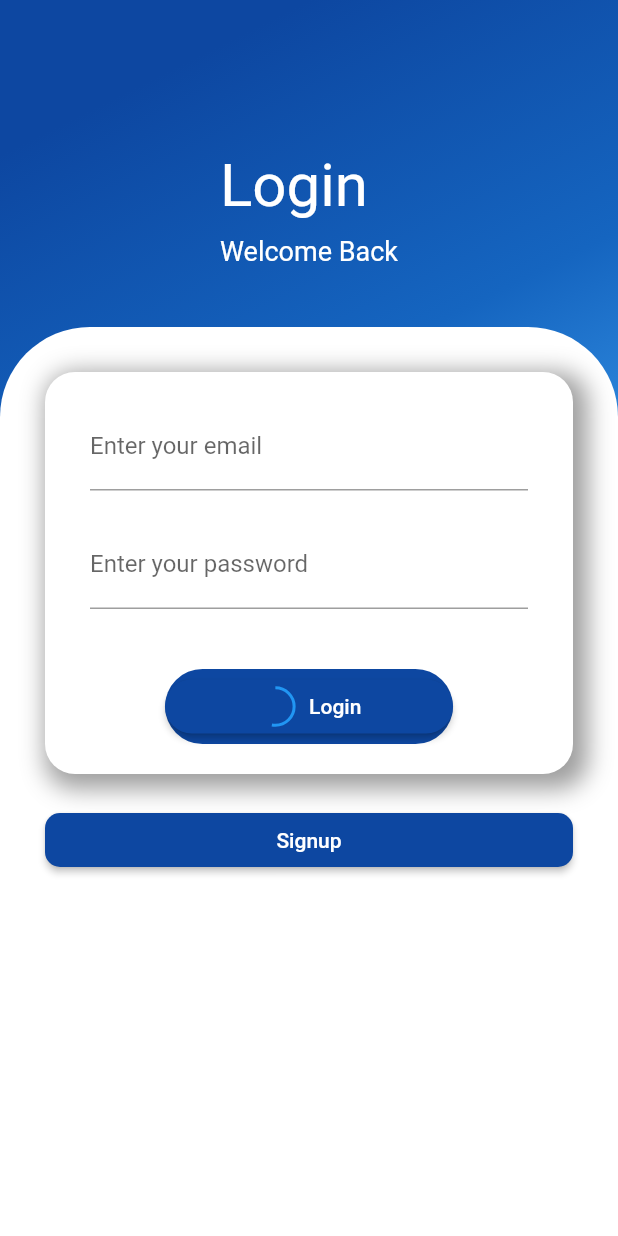
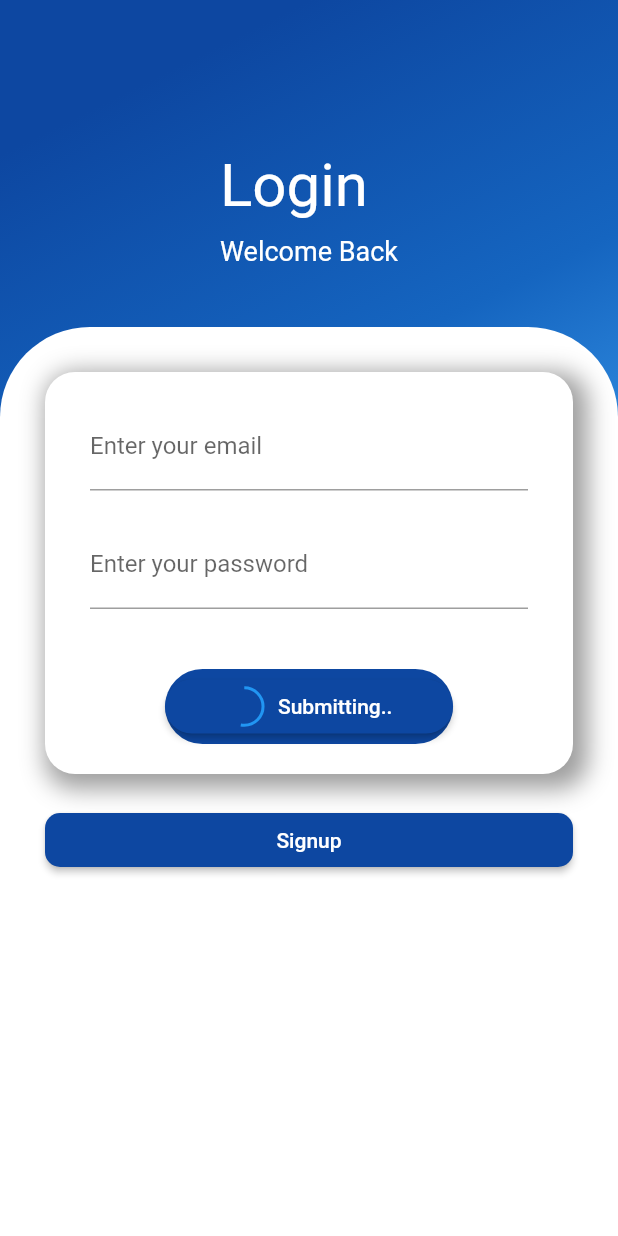
Before and after one commit to vijeth-simha/student-study-material-app, a Flutter app: the screen it shows after launch, after a tap on "Login", on a phone screen of 412 x 824 dp. Run offline on Flutter 3.47's test engine with Material 2 defaults, Android fonts, the phone set to English and light mode, and no system bars; our stand-ins replace flutter_secure_storage; network calls fail.

Commit message:
loader spinner added on success

```diff
--- a/lib/pages/login.dart
+++ b/lib/pages/login.dart
@@ -29,7 +29,7 @@ class _LoginState extends State<Login> with TickerProviderStateMixin {
     )..addListener(() {
         setState(() {});
       });
-    controller.repeat(reverse: true);
+    controller.repeat(reverse: false);
     super.initState();
     initList();
   }
@@ -48,6 +48,9 @@ class _LoginState extends State<Login> with TickerProviderStateMixin {
         '/api/v1/auth/login'));
     if (response.statusCode == 200) {
       final Map<dynamic, dynamic> responseData = json.decode(response.body);
+      setState(() {
+        showSpinner = false;
+      });
       print(responseData);
     }
   }
@@ -182,24 +185,29 @@ class _LoginState extends State<Login> with TickerProviderStateMixin {
                                               mainAxisAlignment:
                                                   MainAxisAlignment.center,
                                               children: [
-                                                SizedBox(
+                                                showSpinner
+                                                    ? SizedBox(
                                                         height: 25.0,
                                                         width: 25.0,
                                                         child: Center(
                                                           child:
                                                               CircularProgressIndicator(
-                                                      value: controller.value,
+                                                            value: controller
+                                                                .value,
                                                             semanticsLabel:
                                                                 'Circular progress indicator',
                                                             strokeWidth: 2.0,
                                                           ),
                                                         ),
-                                                ),
+                                                      )
+                                                    : Container(),
                                                 Container(
                                                     margin:
                                                         const EdgeInsets.only(
                                                             left: 10.0),
-                                                    child: const Text('Login')),
+                                                    child: Text(showSpinner
+                                                        ? 'Submitting..'
+                                                        : 'Login')),
                                               ],
                                             ),
                                           ),
```
Lines whose indentation alone changed are shown as unchanged.
